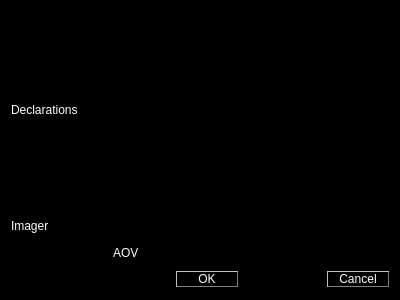
luisbarrancos/shrimp, file src/application-qt4/rib_block.ui: the form before one commit.
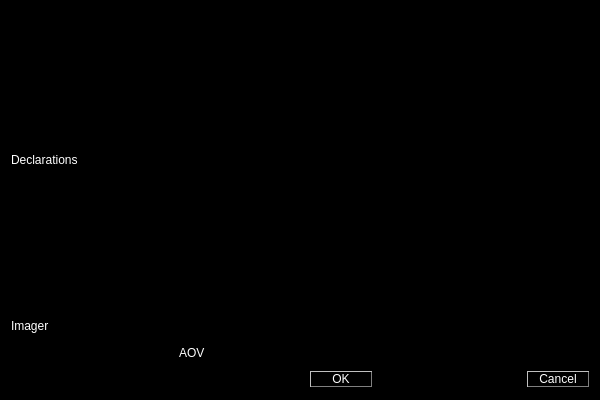
The form after the commit.

Commit message: ENH: implemented pad editing and RIB editing dialogs

Patch:
```diff
--- a/src/application-qt4/rib_block.ui
+++ b/src/application-qt4/rib_block.ui
@@ -6,8 +6,8 @@
    <rect>
     <x>0</x>
     <y>0</y>
-    <width>400</width>
-    <height>300</height>
+    <width>600</width>
+    <height>400</height>
    </rect>
   </property>
   <property name="windowTitle">
```
Left out of the diff: 2 changed lines with no effect on the pictures. The commit also changes 7 other files.
